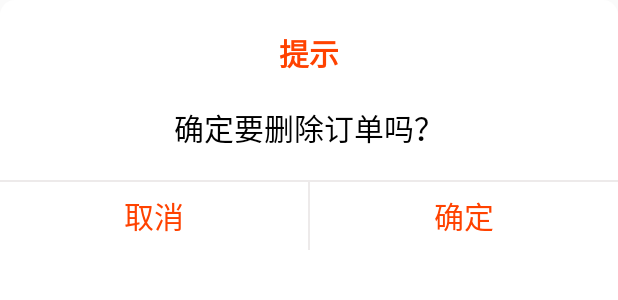
After one commit to SJ-Z/easywu_android, an Android app: the layout layout_message_dialog.xml on its own in the app's theme, with its tools: preview values and no code run, on a phone screen of 412 x 824 dp. The commit adds this screen. Shown: the top 300 px of the screen. Run offline under Robolectric (Android 15) with nearby library versions, the phone set to English and light mode, and no system bars; Roboto replaces fonts that are not available here.

```diff
--- a/app/src/main/java/com/cose/easywu/user/activity/EditUserInfoActivity.java
+++ b/app/src/main/java/com/cose/easywu/user/activity/EditUserInfoActivity.java
@@ -2,6 +2,7 @@ package com.cose.easywu.user.activity;
 
 import android.content.DialogInterface;
 import android.content.Intent;
+import android.graphics.Bitmap;
 import android.os.Bundle;
 import android.preference.PreferenceManager;
 import android.support.v7.app.AlertDialog;
@@ -19,6 +20,7 @@ import com.cose.easywu.db.User;
 import com.cose.easywu.gson.msg.BaseMsg;
 import com.cose.easywu.utils.Constant;
 import com.cose.easywu.utils.HttpUtil;
+import com.cose.easywu.utils.ImageUtils;
 import com.cose.easywu.utils.Utility;
 import com.google.gson.Gson;
 
@@ -61,8 +63,8 @@ public class EditUserInfoActivity extends BaseActivity implements View.OnClickLi
         user = LitePal.where("u_id=?", u_id).findFirst(User.class);
 
         if (!TextUtils.isEmpty(user.getU_photo())) {
-            String address = Constant.BASE_PHOTO_URL + user.getU_photo();
-            Glide.with(this).load(address).into(mIvPhoto);
+            Bitmap bitmap = ImageUtils.getPhotoFromStorage(user.getU_id());
+            Glide.with(this).load(bitmap).into(mIvPhoto);
         }
         mTvNick.setText(user.getU_nick());
         mTvEmail.setText(user.getU_email());
--- /dev/null
+++ b/app/src/main/res/drawable/bg_message_dialog.xml
@@ -0,0 +1,8 @@
+<?xml version="1.0" encoding="utf-8"?>
+<shape xmlns:android="http://schemas.android.com/apk/res/android"
+    android:shape="rectangle">
+
+    <solid android:color="@android:color/white"/>
+    <corners android:radius="10dp"/>
+
+</shape>
--- a/app/src/main/res/layout/fragment_user.xml
+++ b/app/src/main/res/layout/fragment_user.xml
@@ -302,6 +302,10 @@
                 android:text="清除缓存"
                 android:textColor="@android:color/black"
                 android:textSize="16sp"/>
+            <TextView
+                android:id="@+id/tv_user_cacheSize"
+                android:layout_width="wrap_content"
+                android:layout_height="wrap_content"/>
             <ImageView
                 android:layout_width="wrap_content"
                 android:layout_height="wrap_content"
--- /dev/null
+++ b/app/src/main/res/layout/layout_message_dialog.xml
@@ -0,0 +1,63 @@
+<?xml version="1.0" encoding="utf-8"?>
+<LinearLayout xmlns:android="http://schemas.android.com/apk/res/android"
+    android:layout_width="match_parent"
+    android:layout_height="match_parent"
+    android:orientation="vertical"
+    android:gravity="center_horizontal"
+    android:background="@drawable/bg_message_dialog">
+
+    <TextView
+        android:id="@+id/tv_message_title"
+        android:layout_width="wrap_content"
+        android:layout_height="wrap_content"
+        android:textSize="20sp"
+        android:textColor="@color/colorLoginButton"
+        android:text="提示"
+        android:textStyle="bold"
+        android:layout_marginTop="20dp"/>
+
+    <TextView
+        android:id="@+id/tv_message_content"
+        android:layout_width="wrap_content"
+        android:layout_height="wrap_content"
+        android:textSize="20sp"
+        android:textColor="@android:color/black"
+        android:text="确定要删除订单吗？"
+        android:layout_margin="20dp"/>
+
+    <View
+        android:layout_width="match_parent"
+        android:layout_height="1dp"
+        android:background="@color/colorCut"/>
+
+    <LinearLayout
+        android:layout_width="match_parent"
+        android:layout_height="45dp"
+        android:orientation="horizontal">
+        <TextView
+            android:id="@+id/tv_message_cancel"
+            android:layout_width="0dp"
+            android:layout_height="match_parent"
+            android:layout_weight="1"
+            android:text="取消"
+            android:textSize="20sp"
+            android:textColor="@color/colorLoginButton"
+            android:gravity="center"/>
+
+        <View
+            android:layout_width="1dp"
+            android:layout_height="match_parent"
+            android:background="@color/colorCut"/>
+
+        <TextView
+            android:id="@+id/tv_message_confirm"
+            android:layout_width="0dp"
+            android:layout_height="match_parent"
+            android:layout_weight="1"
+            android:text="确定"
+            android:textSize="20sp"
+            android:textColor="@color/colorLoginButton"
+            android:gravity="center"/>
+    </LinearLayout>
+
+</LinearLayout>
--- a/app/src/main/res/values/strings.xml
+++ b/app/src/main/res/values/strings.xml
@@ -1,3 +1,3 @@
 <resources>
-    <string name="app_name">EasyWu</string>
+    <string name="app_name">简物</string>
 </resources>
--- a/app/src/main/res/values/styles.xml
+++ b/app/src/main/res/values/styles.xml
@@ -37,4 +37,10 @@
         <item name="android:backgroundDimEnabled">true</item>
     </style>
 
+    <style name="MessageDialog" parent="@android:style/Theme.Dialog">
+        <item name="android:windowNoTitle">true</item>
+        <item name="android:windowIsFloating">true</item>
+        <item name="android:windowBackground">@android:color/transparent</item>
+    </style>
+
 </resources>
```
Also changed, not shown: app/src/main/java/com/cose/easywu/user/activity/EditPhotoActivity.java (+12 -13 lines), app/src/main/java/com/cose/easywu/user/fragment/UserFragment.java (+90 -10 lines), app/src/main/java/com/cose/easywu/utils/CacheUtils.java (added, +136 -0 lines), app/src/main/java/com/cose/easywu/utils/HttpUtil.java (+8 -0 lines), app/src/main/java/com/cose/easywu/utils/ImageUtils.java (+87 -35 lines), app/src/main/java/com/cose/easywu/widget/MessageDialog.java (added, +114 -0 lines), app/src/main/res/layout/activity_edit_photo.xml (+22 -33 lines).
